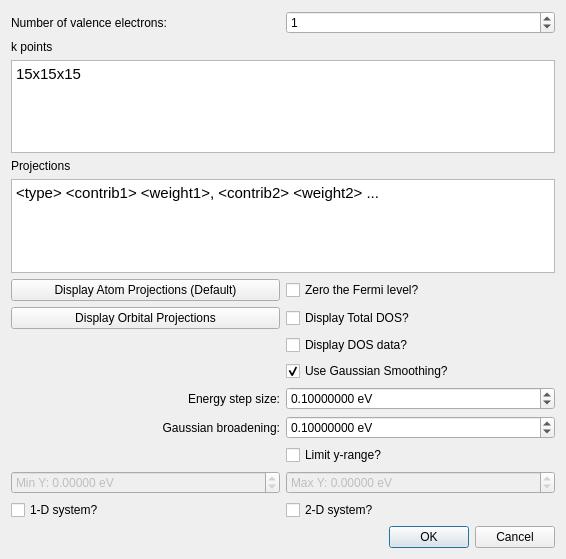
Old version of the form libavogadro/src/extensions/yaehmop/yaehmopprojecteddosdialog.ui in the repository SSeBastian3/avogadro.
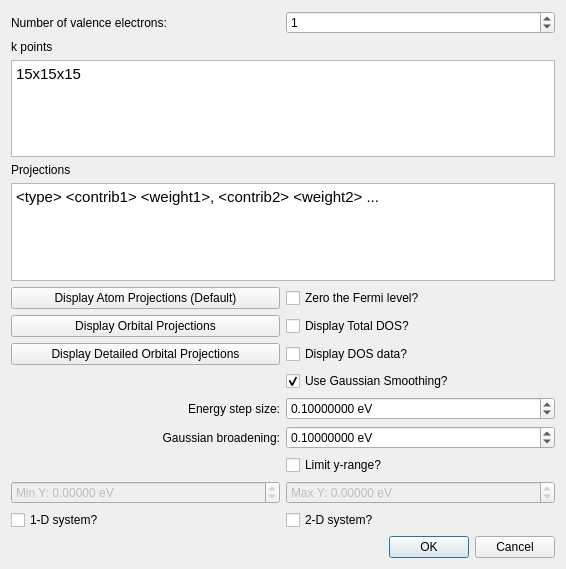
New version of the form.

Commit message:
Added brief option for displaying orb projections
The old "Display Orbital Projections" is now
"Display Detailed Orbital Projections." "Display Orbital Projections"
now groups orbitals of the same atomic type and angular type together.

```diff
--- a/libavogadro/src/extensions/yaehmop/yaehmopprojecteddosdialog.ui
+++ b/libavogadro/src/extensions/yaehmop/yaehmopprojecteddosdialog.ui
@@ -7,7 +7,7 @@
     <x>0</x>
     <y>0</y>
     <width>566</width>
-    <height>559</height>
+    <height>569</height>
    </rect>
   </property>
   <property name="windowTitle">
@@ -305,6 +305,13 @@
      </property>
     </widget>
    </item>
+   <item row="11" column="0">
+    <widget class="QPushButton" name="push_displayDetailedOrbitalProj">
+     <property name="text">
+      <string>Display Detailed Orbital Projections</string>
+     </property>
+    </widget>
+   </item>
   </layout>
  </widget>
  <tabstops>
```
The commit also changes 3 other files.
